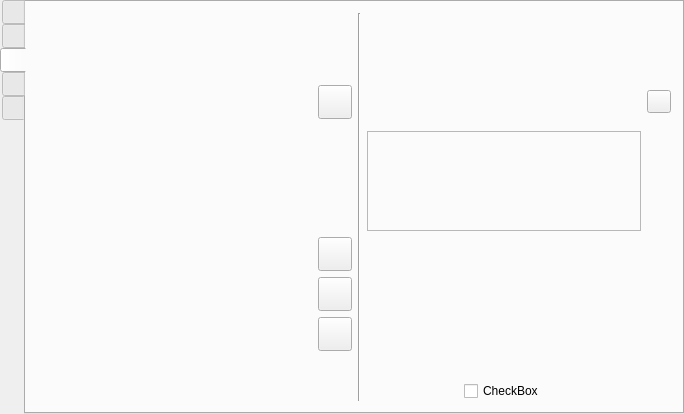
Old version of the form src/formMainWindow.ui in the repository vkohaupt/vokoscreenNG.
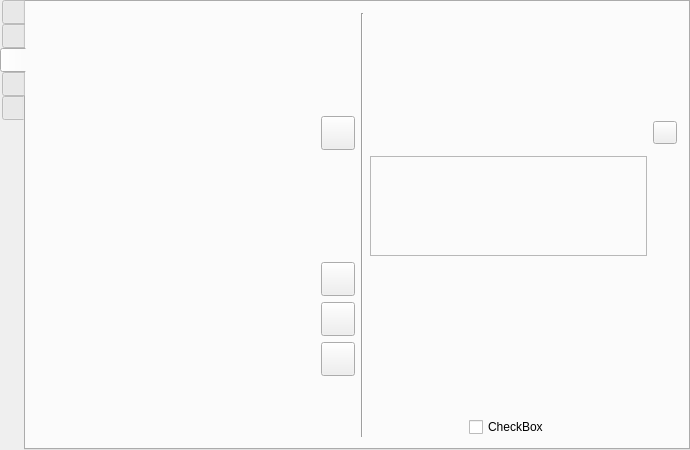
New version of the form. Icons and pictures are not drawn.

Diff of the .ui file:
```diff
--- a/src/formMainWindow.ui
+++ b/src/formMainWindow.ui
@@ -6,8 +6,8 @@
    <rect>
     <x>0</x>
     <y>0</y>
-    <width>684</width>
-    <height>414</height>
+    <width>690</width>
+    <height>450</height>
    </rect>
   </property>
   <property name="windowTitle">
@@ -2662,11 +2662,28 @@
        <layout class="QHBoxLayout" name="horizontalLayout_40">
         <item>
          <layout class="QGridLayout" name="gridLayoutShowClick">
+          <item row="6" column="4">
+           <widget class="QToolButton" name="toolButtonSliderOpacityDefault">
+            <property name="minimumSize">
+             <size>
+              <width>34</width>
+              <height>34</height>
+             </size>
+            </property>
+            <property name="text">
+             <string notr="true"/>
+            </property>
+            <property name="icon">
+             <iconset resource="screencast.qrc">
+              <normaloff>:/pictures/screencast/undo.png</normaloff>:/pictures/screencast/undo.png</iconset>
+            </property>
+           </widget>
+          </item>
           <item row="2" column="9">
            <layout class="QHBoxLayout" name="horizontalLayout_halo_darkMagenta"/>
           </item>
-          <item row="0" column="4">
-           <spacer name="verticalSpacer_15">
+          <item row="2" column="4">
+           <spacer name="verticalSpacer_22">
             <property name="orientation">
              <enum>Qt::Vertical</enum>
             </property>
@@ -2678,143 +2695,10 @@
             </property>
            </spacer>
           </item>
-          <item row="1" column="9">
-           <layout class="QHBoxLayout" name="horizontalLayout_halo_darkBlue"/>
-          </item>
-          <item row="3" column="2">
-           <layout class="QHBoxLayout" name="horizontalLayout_gray"/>
-          </item>
-          <item row="2" column="7">
-           <layout class="QHBoxLayout" name="horizontalLayout_halo_darkCyan"/>
-          </item>
-          <item row="1" column="0">
-           <layout class="QHBoxLayout" name="horizontalLayout_green"/>
-          </item>
-          <item row="3" column="3">
-           <layout class="QHBoxLayout" name="horizontalLayout_darkGray"/>
-          </item>
-          <item row="2" column="0">
-           <layout class="QHBoxLayout" name="horizontalLayout_cyan"/>
-          </item>
-          <item row="5" column="6" colspan="4">
-           <widget class="QFrame" name="frame_2">
-            <property name="frameShape">
-             <enum>QFrame::StyledPanel</enum>
-            </property>
-            <property name="frameShadow">
-             <enum>QFrame::Raised</enum>
-            </property>
-            <layout class="QHBoxLayout" name="horizontalLayout_61">
-             <item>
-              <widget class="QWidget" name="widget" native="true"/>
-             </item>
-            </layout>
-           </widget>
-          </item>
-          <item row="3" column="7">
-           <layout class="QHBoxLayout" name="horizontalLayout_halo_darkYellow"/>
-          </item>
-          <item row="3" column="4">
-           <widget class="QToolButton" name="toolButtonColorDefault">
-            <property name="minimumSize">
-             <size>
-              <width>34</width>
-              <height>34</height>
-             </size>
-            </property>
-            <property name="text">
-             <string notr="true"/>
-            </property>
-            <property name="icon">
-             <iconset resource="screencast.qrc">
-              <normaloff>:/pictures/screencast/undo.png</normaloff>:/pictures/screencast/undo.png</iconset>
-            </property>
-           </widget>
-          </item>
-          <item row="0" column="9">
-           <layout class="QHBoxLayout" name="horizontalLayout_halo_darkRed"/>
-          </item>
-          <item row="8" column="0" colspan="4">
-           <layout class="QHBoxLayout" name="horizontalLayout_5">
-            <item alignment="Qt::AlignLeft">
-             <widget class="QLabel" name="label_26">
-              <property name="sizePolicy">
-               <sizepolicy hsizetype="Minimum" vsizetype="Preferred">
-                <horstretch>0</horstretch>
-                <verstretch>0</verstretch>
-               </sizepolicy>
-              </property>
-              <property name="minimumSize">
-               <size>
-                <width>34</width>
-                <height>0</height>
-               </size>
-              </property>
-              <property name="maximumSize">
-               <size>
-                <width>25</width>
-                <height>34</height>
-               </size>
-              </property>
-              <property name="sizeIncrement">
-               <size>
-                <width>0</width>
-                <height>0</height>
-               </size>
-              </property>
-              <property name="text">
-               <string notr="true"/>
-              </property>
-              <property name="pixmap">
-               <pixmap resource="screencast.qrc">:/pictures/showClick/sandglass.png</pixmap>
-              </property>
-              <property name="scaledContents">
-               <bool>true</bool>
-              </property>
-             </widget>
-            </item>
-            <item>
-             <layout class="QHBoxLayout" name="horizontalLayoutShowtime"/>
-            </item>
-           </layout>
-          </item>
-          <item row="10" column="0" colspan="4">
-           <layout class="QHBoxLayout" name="horizontalLayout_15">
-            <item>
-             <spacer name="horizontalSpacer_11">
-              <property name="orientation">
-               <enum>Qt::Horizontal</enum>
-              </property>
-              <property name="sizeHint" stdset="0">
-               <size>
-                <width>40</width>
-                <height>20</height>
-               </size>
-              </property>
-             </spacer>
-            </item>
-            <item>
-             <spacer name="horizontalSpacer_5">
-              <property name="orientation">
-               <enum>Qt::Horizontal</enum>
-              </property>
-              <property name="sizeHint" stdset="0">
-               <size>
-                <width>40</width>
-                <height>20</height>
-               </size>
-              </property>
-             </spacer>
-            </item>
-           </layout>
-          </item>
-          <item row="1" column="2">
-           <layout class="QHBoxLayout" name="horizontalLayout_blue"/>
-          </item>
           <item row="6" column="0" colspan="4">
-           <layout class="QHBoxLayout" name="horizontalLayout_39">
+           <layout class="QHBoxLayout" name="horizontalLayout_32">
             <item alignment="Qt::AlignLeft|Qt::AlignVCenter">
-             <widget class="QLabel" name="label_28">
+             <widget class="QLabel" name="label_27">
               <property name="sizePolicy">
                <sizepolicy hsizetype="Minimum" vsizetype="Preferred">
                 <horstretch>0</horstretch>
@@ -2831,23 +2715,20 @@
                <string notr="true"/>
               </property>
               <property name="pixmap">
-               <pixmap resource="screencast.qrc">:/pictures/showClick/cursor.png</pixmap>
+               <pixmap resource="screencast.qrc">:/pictures/showClick/transparenz.png</pixmap>
               </property>
               <property name="scaledContents">
                <bool>true</bool>
               </property>
-              <property name="alignment">
-               <set>Qt::AlignLeading|Qt::AlignLeft|Qt::AlignVCenter</set>
-              </property>
              </widget>
             </item>
             <item>
-             <layout class="QHBoxLayout" name="horizontalLayoutCircle"/>
+             <layout class="QHBoxLayout" name="horizontalLayoutOpacity"/>
             </item>
            </layout>
           </item>
-          <item row="9" column="0">
-           <spacer name="verticalSpacer_7">
+          <item row="1" column="4">
+           <spacer name="verticalSpacer_20">
             <property name="orientation">
              <enum>Qt::Vertical</enum>
             </property>
@@ -2859,126 +2740,7 @@
             </property>
            </spacer>
           </item>
-          <item row="0" column="8">
-           <layout class="QHBoxLayout" name="horizontalLayout_halo_red"/>
-          </item>
-          <item row="1" column="8">
-           <layout class="QHBoxLayout" name="horizontalLayout_halo_blue"/>
-          </item>
-          <item row="3" column="8">
-           <layout class="QHBoxLayout" name="horizontalLayout_halo_gray"/>
-          </item>
-          <item row="0" column="0">
-           <layout class="QHBoxLayout" name="horizontalLayout_white"/>
-          </item>
-          <item row="0" column="6">
-           <layout class="QHBoxLayout" name="horizontalLayout_halo_white"/>
-          </item>
-          <item row="1" column="3">
-           <layout class="QHBoxLayout" name="horizontalLayout_darkBlue"/>
-          </item>
-          <item row="0" column="5" rowspan="11">
-           <widget class="Line" name="line_4">
-            <property name="orientation">
-             <enum>Qt::Vertical</enum>
-            </property>
-           </widget>
-          </item>
-          <item row="6" column="4">
-           <widget class="QToolButton" name="toolButtonSliderCircleDefault">
-            <property name="minimumSize">
-             <size>
-              <width>34</width>
-              <height>34</height>
-             </size>
-            </property>
-            <property name="text">
-             <string notr="true"/>
-            </property>
-            <property name="icon">
-             <iconset resource="screencast.qrc">
-              <normaloff>:/pictures/screencast/undo.png</normaloff>:/pictures/screencast/undo.png</iconset>
-            </property>
-           </widget>
-          </item>
-          <item row="0" column="2">
-           <layout class="QHBoxLayout" name="horizontalLayout_red"/>
-          </item>
-          <item row="3" column="6">
-           <layout class="QHBoxLayout" name="horizontalLayout_halo_yellow"/>
-          </item>
-          <item row="2" column="1">
-           <layout class="QHBoxLayout" name="horizontalLayout_darkCyan"/>
-          </item>
-          <item row="3" column="10">
-           <widget class="QToolButton" name="toolButton">
-            <property name="text">
-             <string notr="true"/>
-            </property>
-            <property name="icon">
-             <iconset resource="screencast.qrc">
-              <normaloff>:/pictures/screencast/undo.png</normaloff>:/pictures/screencast/undo.png</iconset>
-            </property>
-           </widget>
-          </item>
-          <item row="7" column="4">
-           <widget class="QToolButton" name="toolButtonSliderOpacityDefault">
-            <property name="minimumSize">
-             <size>
-              <width>34</width>
-              <height>34</height>
-             </size>
-            </property>
-            <property name="text">
-             <string notr="true"/>
-            </property>
-            <property name="icon">
-             <iconset resource="screencast.qrc">
-              <normaloff>:/pictures/screencast/undo.png</normaloff>:/pictures/screencast/undo.png</iconset>
-            </property>
-           </widget>
-          </item>
-          <item row="0" column="1">
-           <layout class="QHBoxLayout" name="horizontalLayout_black"/>
-          </item>
-          <item row="10" column="6" colspan="4">
-           <layout class="QHBoxLayout" name="horizontalLayout_48">
-            <item>
-             <spacer name="horizontalSpacer_15">
-              <property name="orientation">
-               <enum>Qt::Horizontal</enum>
-              </property>
-              <property name="sizeHint" stdset="0">
-               <size>
-                <width>40</width>
-                <height>20</height>
-               </size>
-              </property>
-             </spacer>
-            </item>
-            <item>
-             <widget class="QCheckBox" name="checkBoxHaloOnOff">
-              <property name="text">
-               <string>CheckBox</string>
-              </property>
-             </widget>
-            </item>
-            <item>
-             <spacer name="horizontalSpacer_13">
-              <property name="orientation">
-               <enum>Qt::Horizontal</enum>
-              </property>
-              <property name="sizeHint" stdset="0">
-               <size>
-                <width>40</width>
-                <height>20</height>
-               </size>
-              </property>
-             </spacer>
-            </item>
-           </layout>
-          </item>
-          <item row="5" column="0" colspan="4">
+          <item row="4" column="0" colspan="4">
            <widget class="QFrame" name="frame_3">
             <property name="sizePolicy">
              <sizepolicy hsizetype="Preferred" vsizetype="Fixed">
@@ -3017,120 +2779,355 @@
             </layout>
            </widget>
           </item>
-          <item row="3" column="1">
-           <layout class="QHBoxLayout" name="horizontalLayout_darkYellow"/>
+          <item row="8" column="0">
+           <spacer name="verticalSpacer_7">
+            <property name="orientation">
+             <enum>Qt::Vertical</enum>
+            </property>
+            <property name="sizeHint" stdset="0">
+             <size>
+              <width>20</width>
+              <height>40</height>
+             </size>
+            </property>
+           </spacer>
           </item>
-          <item row="2" column="2">
-           <layout class="QHBoxLayout" name="horizontalLayout_magenta"/>
+          <item row="0" column="5" rowspan="10">
+           <widget class="Line" name="line_4">
+            <property name="orientation">
+             <enum>Qt::Vertical</enum>
+            </property>
+           </widget>
           </item>
           <item row="1" column="1">
            <layout class="QHBoxLayout" name="horizontalLayout_darkGreen"/>
           </item>
+          <item row="1" column="3">
+           <layout class="QHBoxLayout" name="horizontalLayout_darkBlue"/>
+          </item>
+          <item row="2" column="8">
+           <layout class="QHBoxLayout" name="horizontalLayout_halo_magenta"/>
+          </item>
+          <item row="1" column="2">
+           <layout class="QHBoxLayout" name="horizontalLayout_blue"/>
+          </item>
+          <item row="0" column="8">
+           <layout class="QHBoxLayout" name="horizontalLayout_halo_red"/>
+          </item>
           <item row="1" column="7">
            <layout class="QHBoxLayout" name="horizontalLayout_halo_darkGreen"/>
           </item>
-          <item row="7" column="0" colspan="4">
-           <layout class="QHBoxLayout" name="horizontalLayout_32">
-            <item alignment="Qt::AlignLeft|Qt::AlignVCenter">
-             <widget class="QLabel" name="label_27">
-              <property name="sizePolicy">
-               <sizepolicy hsizetype="Minimum" vsizetype="Preferred">
-                <horstretch>0</horstretch>
-                <verstretch>0</verstretch>
-               </sizepolicy>
+          <item row="3" column="9">
+           <layout class="QHBoxLayout" name="horizontalLayout_halo_darkGray"/>
+          </item>
+          <item row="3" column="10">
+           <widget class="QToolButton" name="toolButton">
+            <property name="text">
+             <string notr="true"/>
+            </property>
+            <property name="icon">
+             <iconset resource="screencast.qrc">
+              <normaloff>:/pictures/screencast/undo.png</normaloff>:/pictures/screencast/undo.png</iconset>
+            </property>
+           </widget>
+          </item>
+          <item row="3" column="7">
+           <layout class="QHBoxLayout" name="horizontalLayout_halo_darkYellow"/>
+          </item>
+          <item row="0" column="4">
+           <spacer name="verticalSpacer_15">
+            <property name="orientation">
+             <enum>Qt::Vertical</enum>
+            </property>
+            <property name="sizeHint" stdset="0">
+             <size>
+              <width>20</width>
+              <height>40</height>
+             </size>
+            </property>
+           </spacer>
+          </item>
+          <item row="1" column="8">
+           <layout class="QHBoxLayout" name="horizontalLayout_halo_blue"/>
+          </item>
+          <item row="0" column="9">
+           <layout class="QHBoxLayout" name="horizontalLayout_halo_darkRed"/>
+          </item>
+          <item row="4" column="6" colspan="4">
+           <widget class="QFrame" name="frame_2">
+            <property name="frameShape">
+             <enum>QFrame::StyledPanel</enum>
+            </property>
+            <property name="frameShadow">
+             <enum>QFrame::Raised</enum>
+            </property>
+            <layout class="QHBoxLayout" name="horizontalLayout_61">
+             <item>
+              <widget class="QWidget" name="widget" native="true"/>
+             </item>
+            </layout>
+           </widget>
+          </item>
+          <item row="3" column="3">
+           <layout class="QHBoxLayout" name="horizontalLayout_darkGray"/>
+          </item>
+          <item row="3" column="4">
+           <widget class="QToolButton" name="toolButtonColorDefault">
+            <property name="minimumSize">
+             <size>
+              <width>34</width>
+              <height>34</height>
+             </size>
+            </property>
+            <property name="text">
+             <string notr="true"/>
+            </property>
+            <property name="icon">
+             <iconset resource="screencast.qrc">
+              <normaloff>:/pictures/screencast/undo.png</normaloff>:/pictures/screencast/undo.png</iconset>
+            </property>
+           </widget>
+          </item>
+          <item row="2" column="1">
+           <layout class="QHBoxLayout" name="horizontalLayout_darkCyan"/>
+          </item>
+          <item row="0" column="3">
+           <layout class="QHBoxLayout" name="horizontalLayout_darkRed"/>
+          </item>
+          <item row="3" column="6">
+           <layout class="QHBoxLayout" name="horizontalLayout_halo_yellow"/>
+          </item>
+          <item row="0" column="1">
+           <layout class="QHBoxLayout" name="horizontalLayout_black"/>
+          </item>
+          <item row="7" column="4">
+           <widget class="QToolButton" name="toolButtonShowTimeDefault">
+            <property name="minimumSize">
+             <size>
+              <width>34</width>
+              <height>34</height>
+             </size>
+            </property>
+            <property name="text">
+             <string notr="true"/>
+            </property>
+            <property name="icon">
+             <iconset resource="screencast.qrc">
+              <normaloff>:/pictures/screencast/undo.png</normaloff>:/pictures/screencast/undo.png</iconset>
+            </property>
+           </widget>
+          </item>
+          <item row="1" column="6">
+           <layout class="QHBoxLayout" name="horizontalLayout_halo_green"/>
+          </item>
+          <item row="0" column="6">
+           <layout class="QHBoxLayout" name="horizontalLayout_halo_white"/>
+          </item>
+          <item row="9" column="6" colspan="4">
+           <layout class="QHBoxLayout" name="horizontalLayout_48">
+            <item>
+             <spacer name="horizontalSpacer_15">
+              <property name="orientation">
+               <enum>Qt::Horizontal</enum>
               </property>
-              <property name="maximumSize">
+              <property name="sizeHint" stdset="0">
                <size>
-                <width>34</width>
-                <height>13</height>
+                <width>40</width>
+                <height>20</height>
                </size>
               </property>
+             </spacer>
+            </item>
+            <item>
+             <widget class="QCheckBox" name="checkBoxHaloOnOff">
               <property name="text">
-               <string notr="true"/>
-              </property>
-              <property name="pixmap">
-               <pixmap resource="screencast.qrc">:/pictures/showClick/transparenz.png</pixmap>
-              </property>
-              <property name="scaledContents">
-               <bool>true</bool>
+               <string>CheckBox</string>
               </property>
              </widget>
             </item>
             <item>
-             <layout class="QHBoxLayout" name="horizontalLayoutOpacity"/>
+             <spacer name="horizontalSpacer_13">
+              <property name="orientation">
+               <enum>Qt::Horizontal</enum>
+              </property>
+              <property name="sizeHint" stdset="0">
+               <size>
+                <width>40</width>
+                <height>20</height>
+               </size>
+              </property>
+             </spacer>
             </item>
            </layout>
           </item>
+          <item row="1" column="9">
+           <layout class="QHBoxLayout" name="horizontalLayout_halo_darkBlue"/>
+          </item>
+          <item row="1" column="0">
+           <layout class="QHBoxLayout" name="horizontalLayout_green"/>
+          </item>
           <item row="2" column="3">
            <layout class="QHBoxLayout" name="horizontalLayout_darkMagenta"/>
           </item>
+          <item row="0" column="2">
+           <layout class="QHBoxLayout" name="horizontalLayout_red"/>
+          </item>
+          <item row="5" column="0" colspan="4">
+           <layout class="QHBoxLayout" name="horizontalLayout_39">
+            <item alignment="Qt::AlignLeft|Qt::AlignVCenter">
+             <widget class="QLabel" name="label_28">
+              <property name="sizePolicy">
+               <sizepolicy hsizetype="Minimum" vsizetype="Preferred">
+                <horstretch>0</horstretch>
+                <verstretch>0</verstretch>
+               </sizepolicy>
+              </property>
+              <property name="maximumSize">
+               <size>
+                <width>34</width>
+                <height>13</height>
+               </size>
+              </property>
+              <property name="text">
+               <string notr="true"/>
+              </property>
+              <property name="pixmap">
+               <pixmap resource="screencast.qrc">:/pictures/showClick/cursor.png</pixmap>
+              </property>
+              <property name="scaledContents">
+               <bool>true</bool>
+              </property>
+              <property name="alignment">
+               <set>Qt::AlignLeading|Qt::AlignLeft|Qt::AlignVCenter</set>
+              </property>
+             </widget>
+            </item>
+            <item>
+             <layout class="QHBoxLayout" name="horizontalLayoutCircle"/>
+            </item>
+           </layout>
+          </item>
+          <item row="2" column="2">
+           <layout class="QHBoxLayout" name="horizontalLayout_magenta"/>
+          </item>
+          <item row="7" column="0" colspan="4">
+           <layout class="QHBoxLayout" name="horizontalLayout_5">
+            <item alignment="Qt::AlignLeft">
+             <widget class="QLabel" name="label_26">
+              <property name="sizePolicy">
+               <sizepolicy hsizetype="Minimum" vsizetype="Preferred">
+                <horstretch>0</horstretch>
+                <verstretch>0</verstretch>
+               </sizepolicy>
+              </property>
+              <property name="minimumSize">
+               <size>
+                <width>34</width>
+                <height>0</height>
+               </size>
+              </property>
+              <property name="maximumSize">
+               <size>
+                <width>25</width>
+                <height>34</height>
+               </size>
+              </property>
+              <property name="sizeIncrement">
+               <size>
+                <width>0</width>
+                <height>0</height>
+               </size>
+              </property>
+              <property name="text">
+               <string notr="true"/>
+              </property>
+              <property name="pixmap">
+               <pixmap resource="screencast.qrc">:/pictures/showClick/sandglass.png</pixmap>
+              </property>
+              <property name="scaledContents">
+               <bool>true</bool>
+              </property>
+             </widget>
+            </item>
+            <item>
+             <layout class="QHBoxLayout" name="horizontalLayoutShowtime"/>
+            </item>
+           </layout>
+          </item>
+          <item row="3" column="2">
+           <layout class="QHBoxLayout" name="horizontalLayout_gray"/>
+          </item>
+          <item row="0" column="0">
+           <layout class="QHBoxLayout" name="horizontalLayout_white"/>
+          </item>
+          <item row="3" column="8">
+           <layout class="QHBoxLayout" name="horizontalLayout_halo_gray"/>
+          </item>
           <item row="2" column="6">
            <layout class="QHBoxLayout" name="horizontalLayout_halo_cyan"/>
           </item>
           <item row="3" column="0">
            <layout class="QHBoxLayout" name="horizontalLayout_yellow"/>
           </item>
-          <item row="3" column="9">
-           <layout class="QHBoxLayout" name="horizontalLayout_halo_darkGray"/>
+          <item row="5" column="4">
+           <widget class="QToolButton" name="toolButtonSliderCircleDefault">
+            <property name="minimumSize">
+             <size>
+              <width>34</width>
+              <height>34</height>
+             </size>
+            </property>
+            <property name="text">
+             <string notr="true"/>
+            </property>
+            <property name="icon">
+             <iconset resource="screencast.qrc">
+              <normaloff>:/pictures/screencast/undo.png</normaloff>:/pictures/screencast/undo.png</iconset>
+            </property>
+           </widget>
           </item>
-          <item row="1" column="6">
-           <layout class="QHBoxLayout" name="horizontalLayout_halo_green"/>
+          <item row="2" column="0">
+           <layout class="QHBoxLayout" name="horizontalLayout_cyan"/>
           </item>
-          <item row="0" column="3">
-           <layout class="QHBoxLayout" name="horizontalLayout_darkRed"/>
+          <item row="9" column="0" colspan="4">
+           <layout class="QHBoxLayout" name="horizontalLayout_15">
+            <item>
+             <spacer name="horizontalSpacer_11">
+              <property name="orientation">
+               <enum>Qt::Horizontal</enum>
+              </property>
+              <property name="sizeHint" stdset="0">
+               <size>
+                <width>40</width>
+                <height>20</height>
+               </size>
+              </property>
+             </spacer>
+            </item>
+            <item>
+             <spacer name="horizontalSpacer_5">
+              <property name="orientation">
+               <enum>Qt::Horizontal</enum>
+              </property>
+              <property name="sizeHint" stdset="0">
+               <size>
+                <width>40</width>
+                <height>20</height>
+               </size>
+              </property>
+             </spacer>
+            </item>
+           </layout>
           </item>
-          <item row="2" column="8">
-           <layout class="QHBoxLayout" name="horizontalLayout_halo_magenta"/>
+          <item row="2" column="7">
+           <layout class="QHBoxLayout" name="horizontalLayout_halo_darkCyan"/>
+          </item>
+          <item row="3" column="1">
+           <layout class="QHBoxLayout" name="horizontalLayout_darkYellow"/>
           </item>
           <item row="0" column="7">
            <layout class="QHBoxLayout" name="horizontalLayout_halo_black"/>
           </item>
-          <item row="1" column="4">
-           <spacer name="verticalSpacer_20">
-            <property name="orientation">
-             <enum>Qt::Vertical</enum>
-            </property>
-            <property name="sizeHint" stdset="0">
-             <size>
-              <width>20</width>
-              <height>40</height>
-             </size>
-            </property>
-           </spacer>
-          </item>
-          <item row="2" column="4">
-           <spacer name="verticalSpacer_22">
-            <property name="orientation">
-             <enum>Qt::Vertical</enum>
-            </property>
-            <property name="sizeHint" stdset="0">
-             <size>
-              <width>20</width>
-              <height>40</height>
-             </size>
-            </property>
-           </spacer>
-          </item>
-          <item row="8" column="4">
-           <widget class="QToolButton" name="toolButtonShowTimeDefault">
-            <property name="minimumSize">
-             <size>
-              <width>34</width>
-              <height>34</height>
-             </size>
-            </property>
-            <property name="text">
-             <string notr="true"/>
-            </property>
-            <property name="icon">
-             <iconset resource="screencast.qrc">
-              <normaloff>:/pictures/screencast/undo.png</normaloff>:/pictures/screencast/undo.png</iconset>
-            </property>
-           </widget>
-          </item>
-          <item row="4" column="10">
-           <layout class="QHBoxLayout" name="horizontalLayout_62"/>
-          </item>
          </layout>
         </item>
        </layout>
```
